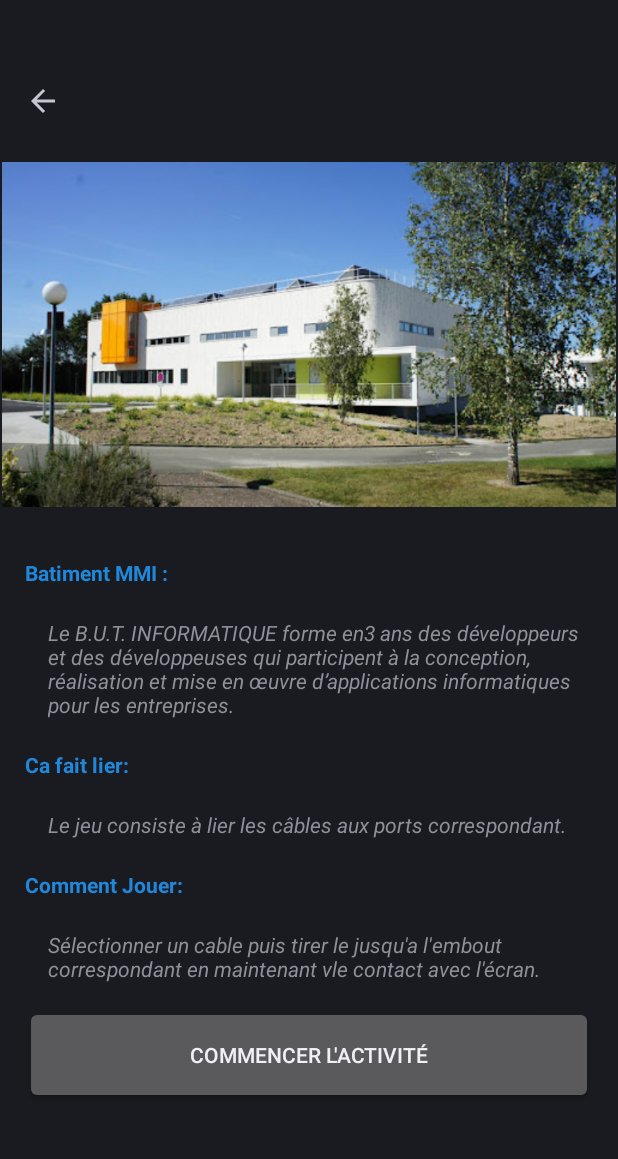
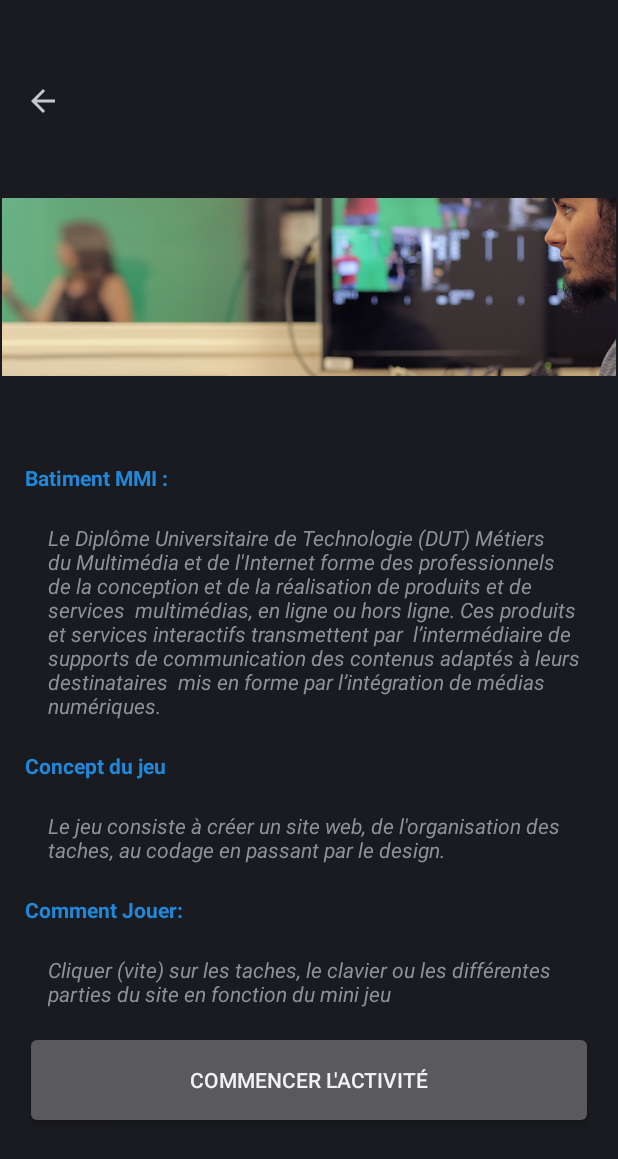
Before and after one commit to sachabt/PTS3, an Android app: the MMIActivity screen opened directly, with no data from a screen before it, on a phone screen of 412 x 824 dp. Shown: the top 1159 px of the screen. Run offline under Robolectric (Android 15) with nearby library versions, the phone set to English and light mode, and no system bars; 2 statements that could not run were skipped.

Commit message:
Modified the MMI presentation page

```diff
--- a/Ptut/app/src/main/res/layout/mmi.xml
+++ b/Ptut/app/src/main/res/layout/mmi.xml
@@ -35,8 +35,8 @@
         <ImageView
             android:id="@+id/imageView"
             android:layout_width="match_parent"
-            android:layout_height="wrap_content"
-            android:src="@drawable/info" />
+            android:layout_height="224dp"
+            android:src="@drawable/illustration_mmi" />
 
         <TextView
             android:id="@+id/textView2"
@@ -55,7 +55,7 @@
             android:layout_marginLeft="15dp"
             android:layout_marginTop="5dp"
             android:padding="15dp"
-            android:text="Le B.U.T. INFORMATIQUE forme en3 ans des développeurs et des développeuses qui participent à la conception, réalisation et mise en œuvre d’applications informatiques pour les entreprises."
+            android:text="Le Diplôme Universitaire de Technologie (DUT) Métiers du Multimédia et de l'Internet forme des professionnels de la conception et de la réalisation de produits et de services  multimédias, en ligne ou hors ligne. Ces produits et services interactifs transmettent par  l’intermédiaire de supports de communication des contenus adaptés à leurs destinataires  mis en forme par l’intégration de médias numériques."
             android:textStyle="italic" />
 
         <TextView
@@ -64,7 +64,7 @@
             android:layout_height="wrap_content"
             android:layout_marginLeft="15dp"
             android:layout_marginTop="5dp"
-            android:text="Ca fait lier:"
+            android:text="Concept du jeu"
             android:textColor="#2187D9"
             android:textStyle="bold" />
 
@@ -75,7 +75,7 @@
             android:layout_marginLeft="15dp"
             android:layout_marginTop="5dp"
             android:padding="15dp"
-            android:text="Le jeu consiste à lier les câbles aux ports correspondant."
+            android:text="Le jeu consiste à créer un site web, de l'organisation des taches, au codage en passant par le design."
             android:textStyle="italic" />
 
         <TextView
@@ -95,7 +95,7 @@
             android:layout_marginLeft="15dp"
             android:layout_marginTop="5dp"
             android:padding="15dp"
-            android:text="Sélectionner un cable puis tirer le jusqu'a l'embout correspondant en maintenant vle contact avec l'écran."
+            android:text="Cliquer (vite) sur les taches, le clavier ou les différentes parties du site en fonction du mini jeu"
             android:textStyle="italic" />
 
         <Button
```
Also changed, not shown: Ptut/app/src/main/res/drawable/illustration_mmi.jpg (added).
